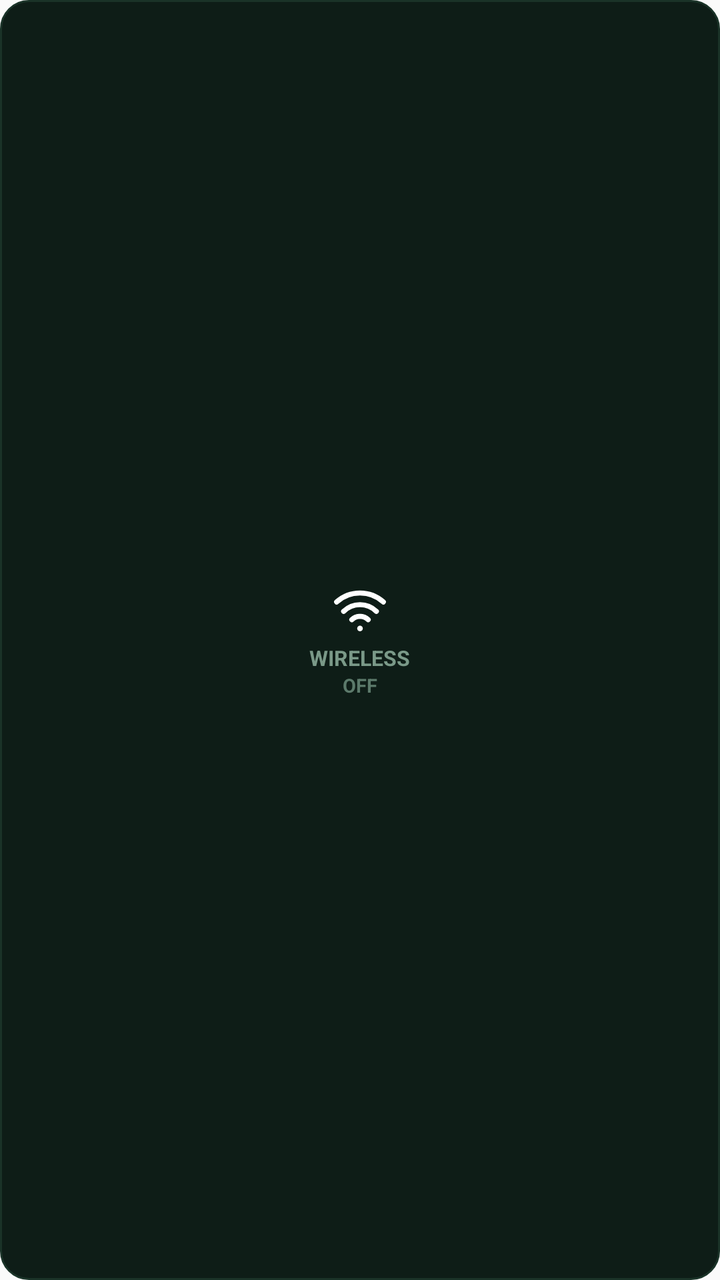
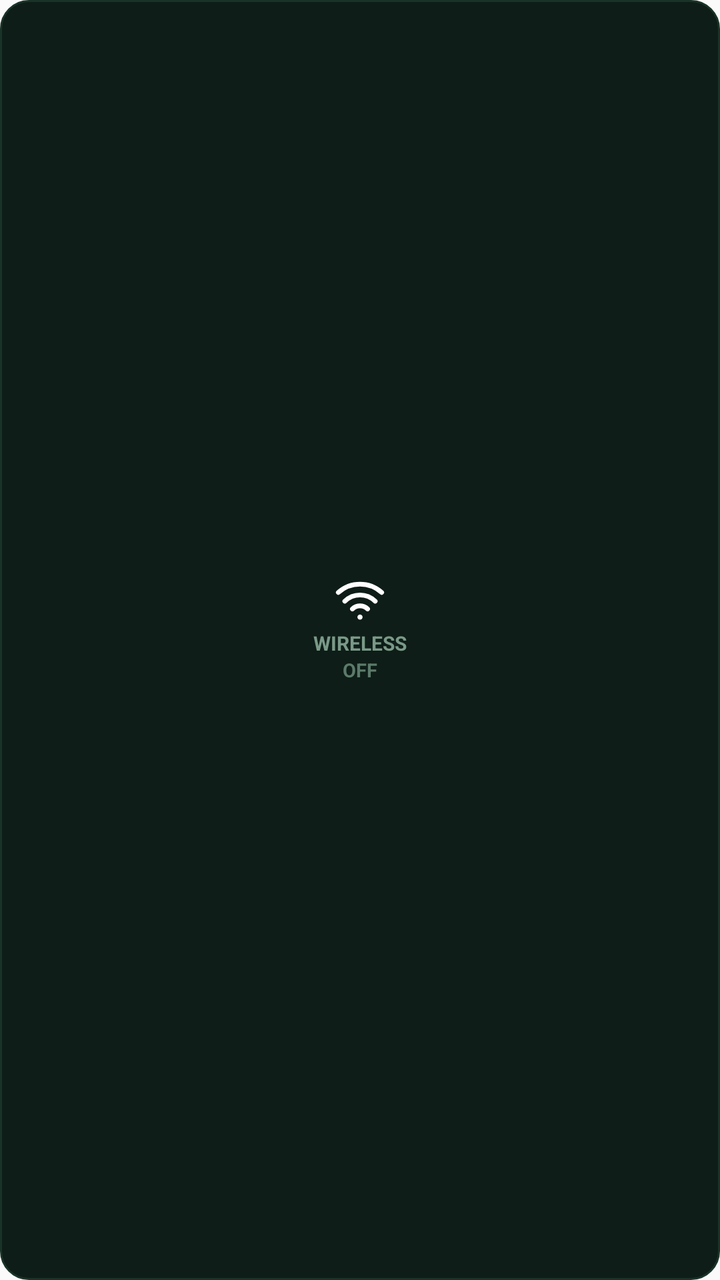

Two renders of the same Android screen: before a commit and after it. Below are the layout's source before the change and the commit's diff.
<!-- AndroidManifest.xml: another module's application theme AppTheme -->
<!-- res/layout/dev_toggle_single_wireless_widget.xml -->
<?xml version="1.0" encoding="utf-8"?>
<LinearLayout xmlns:android="http://schemas.android.com/apk/res/android"
    android:id="@+id/btn_single_wireless"
    android:layout_width="match_parent"
    android:layout_height="match_parent"
    android:orientation="vertical"
    android:gravity="center"
    android:background="@drawable/widget_btn_inactive"
    android:padding="6dp">

    <ImageView
        android:id="@+id/iv_single_wireless"
        android:layout_width="28dp"
        android:layout_height="28dp"
        android:src="@drawable/ic_widget_wifi"
        android:contentDescription="Wireless Debugging"
        android:scaleType="fitCenter"
        android:adjustViewBounds="true"
        android:layout_marginBottom="3dp" />

    <TextView
        android:id="@+id/tv_single_wireless_label"
        android:layout_width="wrap_content"
        android:layout_height="wrap_content"
        android:text="WIRELESS"
        android:textColor="#7A9988"
        android:textSize="10.5sp"
        android:textStyle="bold"
        android:maxLines="1"
        android:ellipsize="end" />

    <TextView
        android:id="@+id/tv_single_wireless_status"
        android:layout_width="wrap_content"
        android:layout_height="wrap_content"
        android:text="OFF"
        android:textColor="#5C7A6B"
        android:textSize="9.5sp"
        android:textStyle="bold"
        android:maxLines="1" />
</LinearLayout>
<!-- resources referenced by this layout -->
<resources>
  <!-- drawable ic_widget_wifi (drawable) -->
  <vector xmlns:android="http://schemas.android.com/apk/res/android"
      android:width="26dp"
      android:height="26dp"
      android:viewportWidth="24"
      android:viewportHeight="24">
    <path
        android:fillColor="#FFFFFFFF"
        android:pathData="M12,19a1.2,1.2 0 1,0 0.001,0" />
    <path
        android:strokeColor="#FFFFFFFF"
        android:strokeWidth="2.2"
        android:strokeLineCap="round"
        android:strokeLineJoin="round"
        android:pathData="M2,8.82a15,15 0,0 1,20 0" />
    <path
        android:strokeColor="#FFFFFFFF"
        android:strokeWidth="2.2"
        android:strokeLineCap="round"
        android:strokeLineJoin="round"
        android:pathData="M5,12.86a10,10 0,0 1,14 0" />
    <path
        android:strokeColor="#FFFFFFFF"
        android:strokeWidth="2.2"
        android:strokeLineCap="round"
        android:strokeLineJoin="round"
        android:pathData="M8.5,16.43a5,5 0,0 1,7 0" />
  </vector>
  <!-- drawable widget_btn_inactive (drawable) -->
  <?xml version="1.0" encoding="utf-8"?>
  <shape xmlns:android="http://schemas.android.com/apk/res/android"
      android:shape="rectangle">
      <solid android:color="#0E1D17" />
      <corners android:radius="14dp" />
      <stroke
          android:width="1dp"
          android:color="#1A3328" />
  </shape>
  <style name="AppTheme" parent="Theme.AppCompat.DayNight.NoActionBar">
      <item name="android:editTextBackground">@drawable/rn_edit_text_material</item>
      <item name="colorPrimary">@color/colorPrimary</item>
      <item name="android:statusBarColor">@android:color/transparent</item>
      <item name="android:navigationBarColor">@android:color/transparent</item>
    </style>
  <!-- drawable rn_edit_text_material (drawable) -->
  <?xml version="1.0" encoding="utf-8"?>
  <inset xmlns:android="http://schemas.android.com/apk/res/android"
         android:insetLeft="@dimen/abc_edit_text_inset_horizontal_material"
         android:insetRight="@dimen/abc_edit_text_inset_horizontal_material"
         android:insetTop="@dimen/abc_edit_text_inset_top_material"
         android:insetBottom="@dimen/abc_edit_text_inset_bottom_material"
         >
  
      <selector>
          
          <item android:state_enabled="false" android:drawable="@drawable/abc_textfield_default_mtrl_alpha"/>
          <item android:drawable="@drawable/abc_textfield_activated_mtrl_alpha"/>
      </selector>
  
  </inset>
  <color name="colorPrimary">#023c69</color>
</resources>

<!-- the commit's change to res/layout/dev_toggle_single_wireless_widget.xml (unified diff, before → after) -->
@@ -6,17 +6,17 @@
     android:orientation="vertical"
     android:gravity="center"
     android:background="@drawable/widget_btn_inactive"
-    android:padding="6dp">
+    android:padding="5dp">
 
     <ImageView
         android:id="@+id/iv_single_wireless"
-        android:layout_width="28dp"
-        android:layout_height="28dp"
+        android:layout_width="26dp"
+        android:layout_height="26dp"
         android:src="@drawable/ic_widget_wifi"
         android:contentDescription="Wireless Debugging"
         android:scaleType="fitCenter"
         android:adjustViewBounds="true"
-        android:layout_marginBottom="3dp" />
+        android:layout_marginBottom="2dp" />
 
     <TextView
         android:id="@+id/tv_single_wireless_label"
@@ -24,7 +24,7 @@
         android:layout_height="wrap_content"
         android:text="WIRELESS"
         android:textColor="#7A9988"
-        android:textSize="10.5sp"
+        android:textSize="10sp"
         android:textStyle="bold"
         android:maxLines="1"
         android:ellipsize="end" />
@@ -38,4 +38,15 @@
         android:textSize="9.5sp"
         android:textStyle="bold"
         android:maxLines="1" />
+
+    <TextView
+        android:id="@+id/tv_single_wireless_endpoint"
+        android:layout_width="wrap_content"
+        android:layout_height="wrap_content"
+        android:text=""
+        android:textColor="#FFFFFF"
+        android:textSize="8sp"
+        android:maxLines="1"
+        android:ellipsize="middle"
+        android:layout_marginTop="1dp" />
 </LinearLayout>
